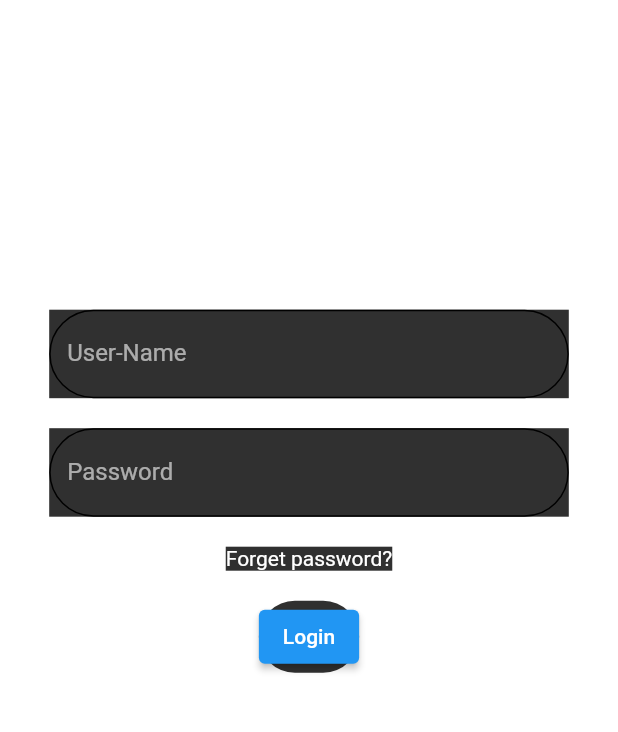
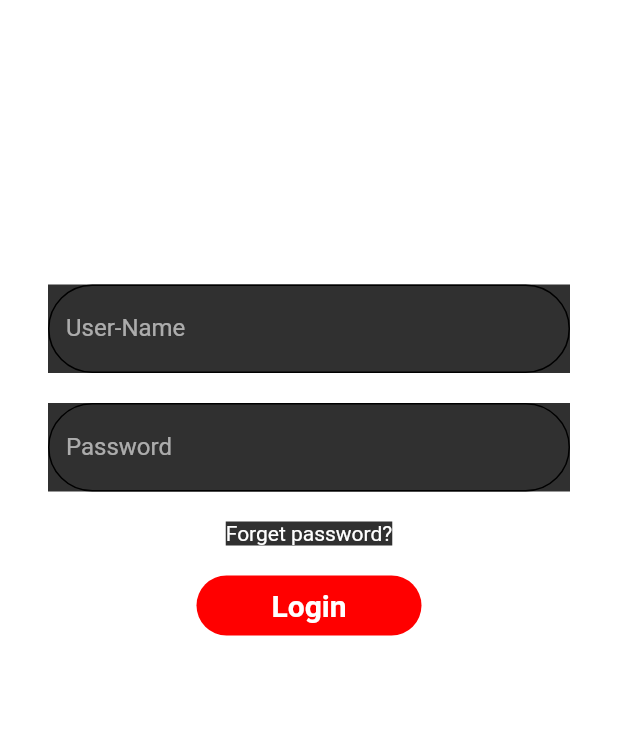
Before and after one commit to SURYA0333/flutter_first, a Flutter app: the login screen opened directly, on a phone screen of 412 x 824 dp, the part 80-812 px from its top. Run offline on Flutter 3.47's test engine with Material 2 defaults, Android fonts, the phone set to English and light mode, and no system bars.

Commit message:
animated_button

```diff
--- a/lib/flutter/src/painting/box_border.dart
+++ /dev/null
@@ -1 +0,0 @@
-// TODO Implement this library.
--- a/lib/login.dart
+++ b/lib/login.dart
@@ -1,8 +1,15 @@
 import 'package:flutter/material.dart';
 import 'package:flutter_application_1/settings.dart';
 
-class login extends StatelessWidget {
+class login extends StatefulWidget {
+  @override
+  State<login> createState() => _loginState();
+}
+
+class _loginState extends State<login> {
   final padding = const EdgeInsets.symmetric(vertical: 16, horizontal: 32);
+  String name = "";
+  bool changebutton = false;
 
   @override
   Widget build(BuildContext context) {
@@ -26,7 +33,10 @@ class login extends StatelessWidget {
           body: Center(
             child: Container(
               child: Padding(
-                padding: const EdgeInsets.all(32.8),
+                padding: const EdgeInsets.symmetric(
+                  vertical: 16,
+                  horizontal: 32,
+                ),
                 child: Column(
                   children: <Widget>[
                     const SizedBox(
@@ -49,7 +59,9 @@ class login extends StatelessWidget {
                       child: TextFormField(
                         autofocus: false,
                         decoration: const InputDecoration(
-                          enabledBorder: OutlineInputBorder(borderRadius: BorderRadius.all(Radius.circular(40))),
+                          enabledBorder: OutlineInputBorder(
+                              borderRadius:
+                                  BorderRadius.all(Radius.circular(40))),
                           hintText: 'Enter your email or user-name',
                           labelText: 'User-Name',
                         ),
@@ -67,7 +79,7 @@ class login extends StatelessWidget {
                         decoration: const InputDecoration(
                           enabledBorder: OutlineInputBorder(
                             borderRadius: BorderRadius.all(Radius.circular(40)),
-                            ),
+                          ),
                           hintText: 'Enter your password',
                           labelText: 'Password',
                         ),
@@ -86,19 +98,59 @@ class login extends StatelessWidget {
                       height: 20,
                       width: 20,
                     ),
-                    Material(
-                      borderRadius: const BorderRadius.all(const Radius.circular(40)) ,
-                      child: ElevatedButton(
-                        onPressed: () {
-                          Navigator.push(
+                    InkWell(
+                      onTap: () async {
+                        setState(() {
+                          changebutton = true;
+                        });
+                        await Future.delayed(Duration(milliseconds: 500));
+                        Navigator.push(
                             context,
-                            MaterialPageRoute(builder: (context) => const hello()),
-                          );
-                        },
-                        child: const Text('Login'),
-                        style: const ButtonStyle(),
+                            MaterialPageRoute(
+                                builder: (context) => const hello()));
+                      },
+                      child: AnimatedContainer(
+                        duration: Duration(milliseconds: 500),
+                        alignment: Alignment.center,
+                        width: changebutton ? 60 : 150,
+                        height: changebutton ? 50 : 40,
+                        child: changebutton
+                            ? Text(
+                                'Done',
+                                style: TextStyle(
+                                  color: Color.fromARGB(255, 255, 255, 255),
+                                  fontSize: 20,
+                                  fontWeight: FontWeight.bold,
+                                ),
+                              )
+                            : Text(
+                                'Login',
+                                style: TextStyle(
+                                  color: Color.fromARGB(255, 255, 255, 255),
+                                  fontSize: 20,
+                                  fontWeight: FontWeight.bold,
+                                ),
+                              ),
+                        decoration: BoxDecoration(
+                          borderRadius:
+                              BorderRadius.circular(changebutton ? 100 : 30),
+                          color: Color.fromARGB(255, 255, 0, 0),
+                        ),
                       ),
-                    )
+                    ),
+                    // Material(
+                    //   borderRadius: const BorderRadius.all(const Radius.circular(40)) ,
+                    //   child: ElevatedButton(
+                    //     onPressed: () {
+                    //       Navigator.push(
+                    //         context,
+                    //         MaterialPageRoute(builder: (context) => const hello()),
+                    //       );
+                    //     },
+                    //     child: const Text('Login'),
+                    //     style: const ButtonStyle(),
+                    //   ),
+                    // )
                   ],
                 ),
               ),
--- a/lib/profile.dart
+++ b/lib/profile.dart
@@ -38,7 +38,7 @@ class one_page extends StatelessWidget {
                     Column(
                       children: [
                         const Text(
-                          'Welcome test ',
+                          'Welcome',
                           style: const TextStyle(
                               fontSize: 50,
                               color: Color.fromARGB(255, 0, 0, 0)),
```
Also changed, not shown: lib/button.dart (added, +21 -0 lines), lib/adbout_us.dart (deleted).
